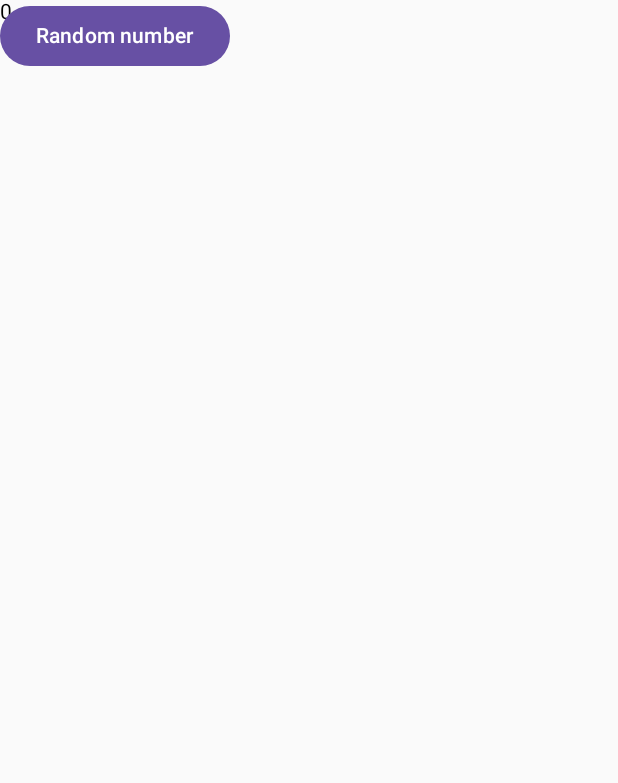
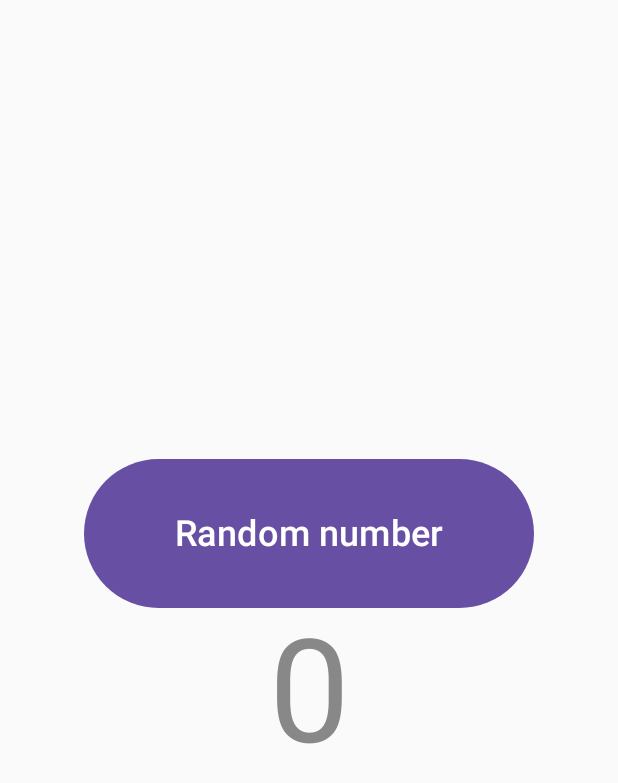
Before and after one commit to aleskeypankratov/JComposeApplication, an Android app built with Jetpack Compose: the screen it shows after launch (MainActivity), on a phone screen of 412 x 824 dp. Shown: the top 783 px of the screen. Run offline under Robolectric (Android 15) with nearby library versions, the phone set to English and light mode, and no system bars.

Commit message:
refactor: change view

```diff
--- a/app/src/main/java/com/example/jcomposeapplication/MainActivity.kt
+++ b/app/src/main/java/com/example/jcomposeapplication/MainActivity.kt
@@ -3,23 +3,43 @@ package com.example.jcomposeapplication
 import android.os.Bundle
 import androidx.activity.ComponentActivity
 import androidx.activity.compose.setContent
+import androidx.compose.foundation.layout.Arrangement
+import androidx.compose.foundation.layout.Column
+import androidx.compose.foundation.layout.fillMaxSize
+import androidx.compose.foundation.layout.height
+import androidx.compose.foundation.layout.requiredSize
+import androidx.compose.foundation.layout.width
 import androidx.compose.material3.Button
-import androidx.compose.material3.ExperimentalMaterial3Api
 import androidx.compose.material3.Text
-import androidx.compose.material3.TextField
 import androidx.compose.runtime.mutableStateOf
 import androidx.compose.runtime.remember
+import androidx.compose.ui.Alignment
+import androidx.compose.ui.Modifier
+import androidx.compose.ui.graphics.Color
+import androidx.compose.ui.unit.dp
+import androidx.compose.ui.unit.sp
 import kotlin.random.Random
 
 class MainActivity : ComponentActivity() {
-    @OptIn(ExperimentalMaterial3Api::class)
     override fun onCreate(savedInstanceState: Bundle?) {
         super.onCreate(savedInstanceState)
         setContent {
-            val randomNumber = remember { mutableStateOf(0) }
-            Text(randomNumber.value.toString())
-            Button(onClick = { randomNumber.value = Random.nextInt(0, 100) }) {
-                Text(text = "Random number")
+            Column(
+                horizontalAlignment = Alignment.CenterHorizontally,
+                verticalArrangement = Arrangement.Center,
+                modifier = Modifier.fillMaxSize()
+            )
+            {
+                val randomNumber = remember { mutableStateOf(0) }
+                Button(modifier = Modifier
+                    .height(99.dp)
+                    .width(300.dp),
+                    onClick = { randomNumber.value = Random.nextInt(0, 100) }
+                )
+                {
+                    Text(text = "Random number", fontSize = 24.sp)
+                }
+                Text(randomNumber.value.toString(), fontSize = 96.sp, color = Color.Gray)
             }
         }
     }
```
